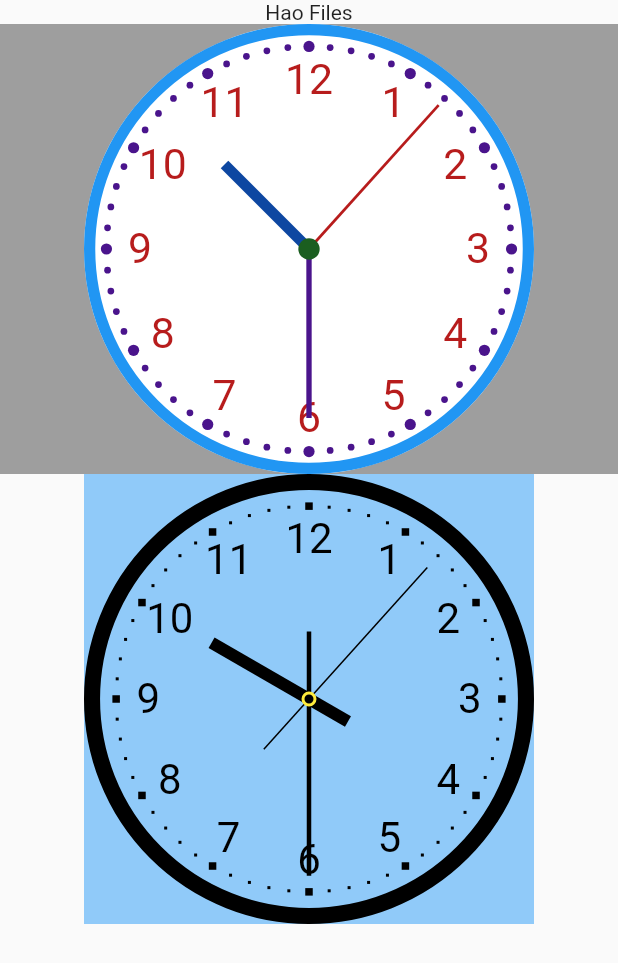
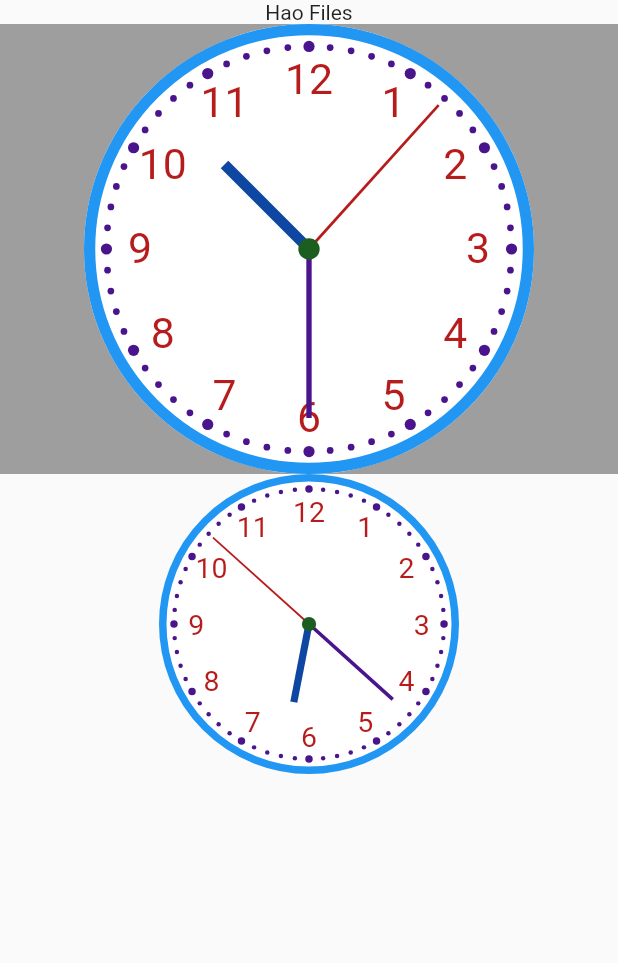
Before and after one commit to conghaonet/flutter_file_explorer, a Flutter app: the screen it shows after launch, on a phone screen of 412 x 824 dp. Shown: the top 963 px of the screen. Run offline on Flutter 3.47's test engine with Material 2 defaults, Android fonts, the phone set to English and light mode, and no system bars; our stand-ins replace connectivity, fluttertoast, shared_preferences; missing offline and left inert: flutter_statusbarcolor.

Commit message:
refactor analog clock

```diff
--- a/lib/pages/splash_page.dart
+++ b/lib/pages/splash_page.dart
@@ -7,8 +7,8 @@ import 'package:flutter_file_explorer/generated/i18n.dart';
 import 'package:flutter_file_explorer/pages/home_page.dart';
 import 'package:flutter_file_explorer/utils/sp_util.dart';
 import 'package:flutter_file_explorer/utils/theme_util.dart';
-import 'package:flutter_file_explorer/widgets/clock.dart';
-import 'package:flutter_file_explorer/widgets/clock_painter.dart';
+import 'package:flutter_file_explorer/widgets/analog_clock.dart';
+import 'package:flutter_file_explorer/widgets/analog_clock_painter.dart';
 
 class SplashPage extends StatefulWidget {
   static const navigationName = '/splash';
@@ -20,6 +20,7 @@ class _SplashPageState extends State<SplashPage> {
   final List<String> hourNumbers = ['I', 'II', 'III', 'IV', 'V', 'VI', 'VII', 'VIII', 'IX', 'X', 'XI', 'XII'];
 //  final List<String> hourNumbers = ['', '', '3', '', '', '6', '', '', '9', '', '', '12'];
   Timer _timer;
+  DateTime _dateTime = DateTime.now();
   @override
   void initState() {
     super.initState();
@@ -53,7 +54,7 @@ class _SplashPageState extends State<SplashPage> {
               child: Padding(
                 padding: EdgeInsets.zero,
                 child: CustomPaint(
-                  painter: ClockPainter(
+                  painter: AnalogClockPainter(
                     DateTime.now(),
                     dialPlateColor: Colors.white,
                     borderColor: Colors.blue,
@@ -81,16 +82,42 @@ class _SplashPageState extends State<SplashPage> {
               ),
             ),
             Container(
-              color: Colors.blue[200],
-              child: CustomPaint(
-                painter: ClockPainter2(DateTime.now(),
-                    numberColor: Colors.black,
-                    handColor: Colors.black,
-                    borderColor: Colors.black,
-                    radius: 150),
-                size: Size(150.0 * 2, 150.0 * 2),
+//              color: Colors.blue[200],
+//              width: 300,
+//              height: 200,
+              child: AnalogClock(
+                width: 200,
+                height: 200,
+                dateTime: DateTime(2019, 1, 1, 18, 22, 45),
+                isLive: true,
+                dialPlateColor: Colors.white,
+                borderColor: Colors.blue,
+                hourHandColor: Colors.blue[900],
+                minuteHandColor: Colors.purple[900],
+                secondHandColor: Colors.red[900],
+                tickColor: Colors.purple[900],
+                numberColor: Colors.red[900],
+                centerPointColor: Colors.green[900],
+//                    showBorder: false,
+//                    showTicks: false,
+//                    showMinuteHand: false,
+//                    showSecondHand: false,
+//                    showNumber: false,
+//                    hourNumbers: hourNumbers,
+//                    borderWidth: 50,
               ),
             ),
+//            Container(
+//              color: Colors.blue[200],
+//              child: CustomPaint(
+//                painter: ClockPainter2(DateTime.now(),
+//                    numberColor: Colors.black,
+//                    handColor: Colors.black,
+//                    borderColor: Colors.black,
+//                    radius: 150),
+//                size: Size(150.0 * 2, 150.0 * 2),
+//              ),
+//            ),
           ],
         ),
       ),
--- /dev/null
+++ b/lib/widgets/analog_clock.dart
@@ -0,0 +1,115 @@
+library analog_clock;
+
+import 'dart:async';
+
+import 'package:flutter/material.dart';
+import 'package:flutter/widgets.dart';
+import 'package:flutter/cupertino.dart';
+import 'package:flutter_file_explorer/widgets/analog_clock_painter.dart';
+
+
+/// A analog clock.
+class AnalogClock extends StatefulWidget {
+  final DateTime dateTime;
+  final Color dialPlateColor;
+  final Color hourHandColor;
+  final Color minuteHandColor;
+  final Color secondHandColor;
+  final Color numberColor;
+  final Color borderColor;
+  final Color tickColor;
+  final Color centerPointColor;
+  final List<String> hourNumbers;
+  final bool showBorder;
+  final bool showTicks;
+  final bool showMinuteHand;
+  final bool showSecondHand;
+  final bool showNumber;
+  final double borderWidth;
+  final bool isLive;
+  final double width;
+  final double height;
+  final BoxDecoration decoration;
+  final Widget child;
+
+  const AnalogClock({
+    this.dateTime,
+    this.dialPlateColor = Colors.transparent,
+    this.hourHandColor = Colors.black,
+    this.minuteHandColor = Colors.black,
+    this.secondHandColor = Colors.black,
+    this.numberColor = Colors.black,
+    this.borderColor = Colors.black,
+    this.tickColor = Colors.black,
+    this.centerPointColor = Colors.black,
+    this.hourNumbers = AnalogClockPainter.defaultHourNumbers,
+    this.showBorder = true,
+    this.showTicks = true,
+    this.showMinuteHand = true,
+    this.showSecondHand = true,
+    this.showNumber = true,
+    this.borderWidth,
+    this.isLive = true,
+    this.width = double.infinity,
+    this.height = double.infinity,
+    this.decoration = const BoxDecoration(),
+    this.child,
+    Key key
+  }): super(key: key);
+
+  @override
+  _AnalogClockState createState() => _AnalogClockState(this.dateTime);
+}
+
+class _AnalogClockState extends State<AnalogClock> {
+  Timer _timer;
+  DateTime _dateTime;
+  _AnalogClockState(this._dateTime);
+
+  @override
+  void initState() {
+    super.initState();
+    if(!widget.isLive && this._dateTime==null) this._dateTime = DateTime.now();
+    _timer = widget.isLive ? Timer.periodic(Duration(seconds: 1), (Timer timer) {
+      _dateTime = _dateTime?.add(Duration(seconds: 1));
+      if(mounted) {
+        setState(() {});
+      }
+    }) : null;
+  }
+
+  @override
+  Widget build(BuildContext context) {
+    return Container(
+      width: widget.width,
+      height: widget.height,
+      decoration: widget.decoration,
+      child: CustomPaint(
+        child: widget.child,
+        painter: AnalogClockPainter(_dateTime ?? DateTime.now(),
+          dialPlateColor: widget.dialPlateColor,
+          borderColor: widget.borderColor,
+          hourHandColor: widget.hourHandColor,
+          minuteHandColor: widget.minuteHandColor,
+          secondHandColor: widget.secondHandColor,
+          tickColor: widget.tickColor,
+          numberColor: widget.numberColor,
+          centerPointColor: widget.centerPointColor,
+          showBorder: widget.showBorder,
+          showTicks: widget.showTicks,
+          showMinuteHand: widget.showMinuteHand,
+          showSecondHand: widget.showSecondHand,
+          showNumber: widget.showNumber,
+          hourNumbers: widget.hourNumbers,
+          borderWidth: widget.borderWidth,
+        ),
+      ),
+    );
+  }
+
+  @override
+  void dispose() {
+    _timer?.cancel();
+    super.dispose();
+  }
+}
--- a/lib/widgets/clock.dart
+++ b/lib/widgets/analog_clock_painter.dart
@@ -16,7 +16,7 @@ class _ClockState extends State<Clock> {
   }
 }
 
-class ClockPainter extends CustomPainter {
+class AnalogClockPainter extends CustomPainter {
   static const List<String> defaultHourNumbers = ['1','2','3','4','5','6','7','8','9','10','11','12'];
   final DateTime _datetime;
   final Color dialPlateColor;
@@ -39,7 +39,7 @@ class ClockPainter extends CustomPainter {
     textDirection: TextDirection.ltr,
   );
 
-  ClockPainter(this._datetime,
+  AnalogClockPainter(this._datetime,
       {this.dialPlateColor = Colors.transparent,
         this.hourHandColor = Colors.black,
         this.minuteHandColor = Colors.black,
@@ -181,7 +181,7 @@ class ClockPainter extends CustomPainter {
   }
 
   @override
-  bool shouldRepaint(ClockPainter oldDelegate) {
+  bool shouldRepaint(AnalogClockPainter oldDelegate) {
     return _datetime != oldDelegate._datetime
         || dialPlateColor != oldDelegate.dialPlateColor
         || hourHandColor != oldDelegate.hourHandColor
```
